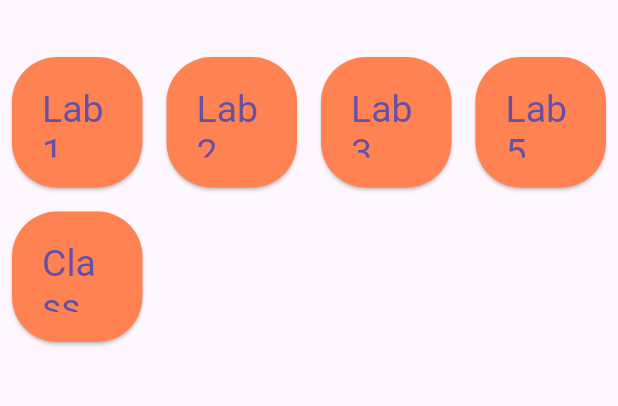
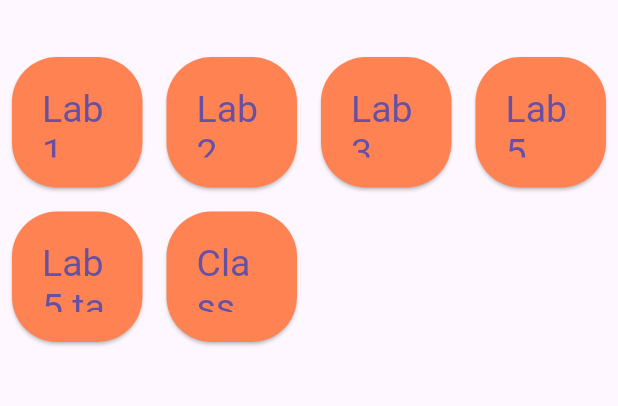
Before and after one commit to MrARwho/Learning_Flutter, a Flutter app: the screen it shows after launch, on a phone screen of 412 x 824 dp, the part 84-490 px from its top. Run offline on Flutter 3.47's test engine with Material 3 defaults, Android fonts, the phone set to English and light mode, and no system bars; our stand-ins replace flutter_form_builder; missing offline and left inert: flutter_material_color_picker, text_3d.

Commit message:
Added color picker app

```diff
--- a/lib/card.dart
+++ b/lib/card.dart
@@ -1,6 +1,7 @@
 // ignore_for_file: camel_case_types
 
 import 'package:flutter/material.dart';
+import 'package:text_3d/text_3d.dart';
 
 class card extends StatelessWidget {
   const card({super.key});
--- a/lib/main.dart
+++ b/lib/main.dart
@@ -3,7 +3,8 @@ import 'calculator.dart';
 import 'todo_list.dart';
 import 'foodapp.dart';
 import 'players.dart';
-import 'card.dart';
+import 'colorpick.dart';
+
 import 'classtasks.dart';
 
 //run pub get
@@ -111,6 +112,23 @@ class Homepage extends StatelessWidget {
               child: ElevatedButton(
                 onPressed: () {
                   Navigator.push(context,
+                      MaterialPageRoute(builder: (context) => Colorpick()));
+                },
+                style: ElevatedButton.styleFrom(
+                  backgroundColor: const Color.fromARGB(255, 255, 131, 82),
+                  textStyle: const TextStyle(fontSize: 25),
+                  padding: const EdgeInsets.all(20),
+                  shape: RoundedRectangleBorder(
+                      borderRadius: BorderRadius.circular(30.0)),
+                ),
+                child: Text('Lab 5 task 2'),
+              ),
+            ),
+            Padding(
+              padding: const EdgeInsets.all(8.0),
+              child: ElevatedButton(
+                onPressed: () {
+                  Navigator.push(context,
                       MaterialPageRoute(builder: (context) => ClassTasks()));
                 },
                 style: ElevatedButton.styleFrom(
--- a/pubspec.yaml
+++ b/pubspec.yaml
@@ -15,6 +15,9 @@ dependencies:
   english_words: ^4.0.0
   provider: ^6.0.0
   flutter_form_builder: ^9.5.0
+  flutter_material_color_picker: ^1.2.0
+  text_3d: ^0.0.4
+
 
 dev_dependencies:
   flutter_test:
```
Also changed, not shown: lib/colorpick.dart (added, +112 -0 lines), assets/NFC.png, pubspec.lock, 1 other file.
